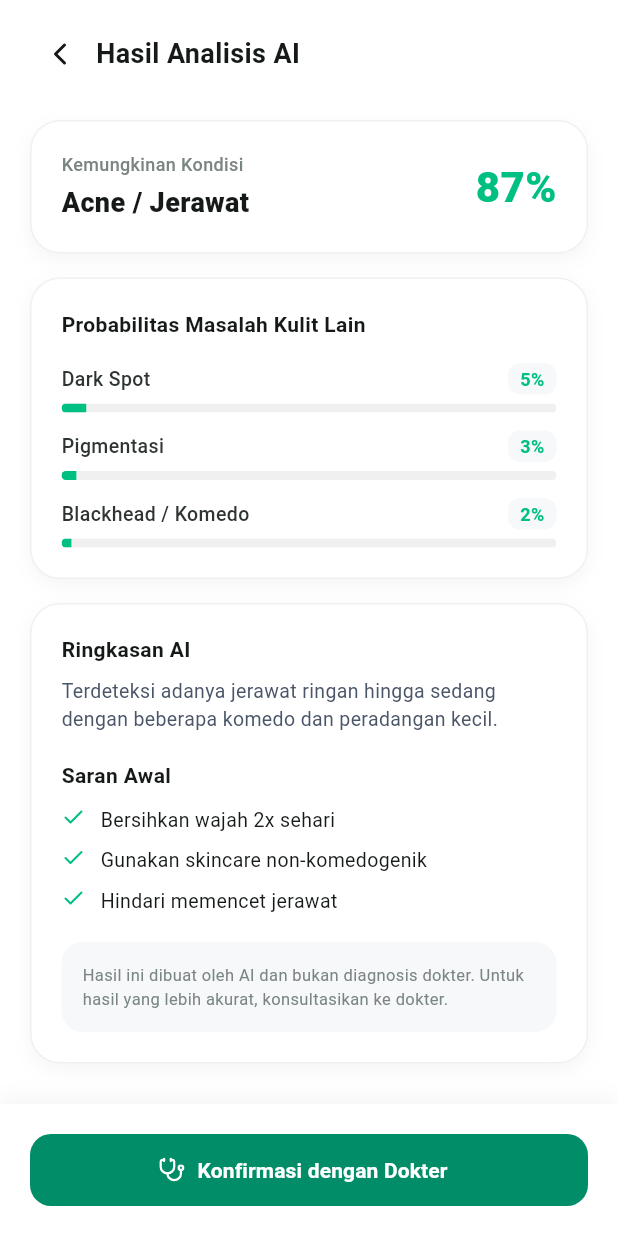
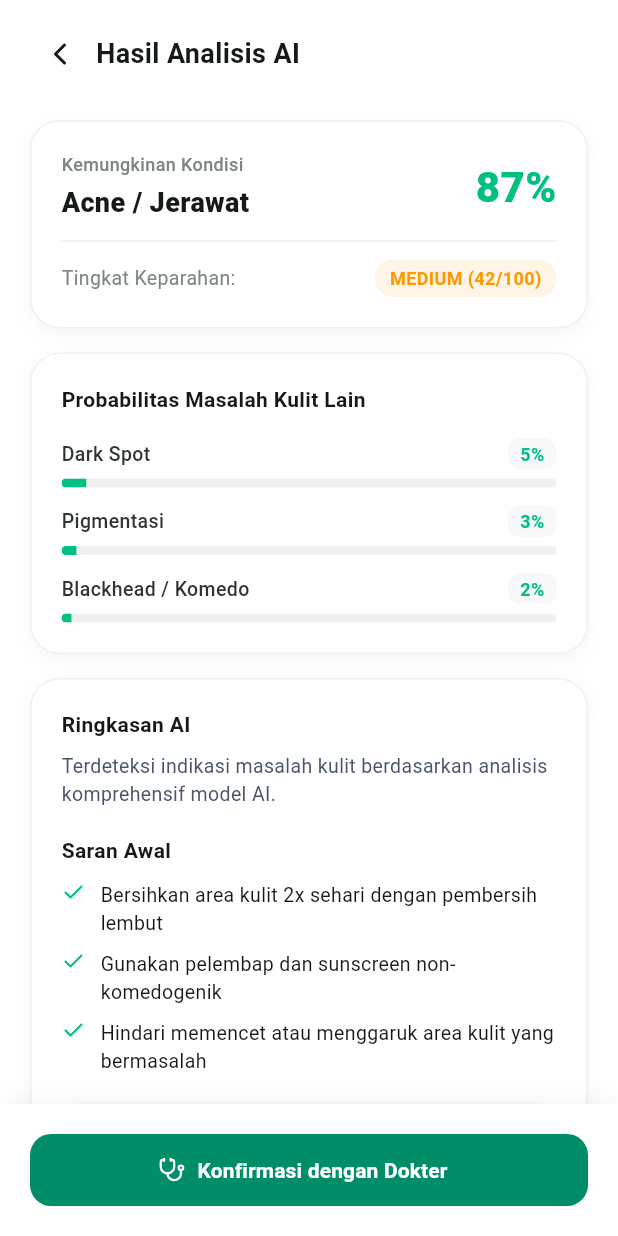
Before and after one commit to RadityaRevanto/deteksi_kulit_app, a Flutter app: the HasilScanPage screen opened by its route, on a phone screen of 412 x 824 dp. Run offline on Flutter 3.47's test engine with Material 3 defaults, Android fonts, the phone set to English and light mode, and no system bars; our stand-ins replace camera, flutter_bloc, go_router, google_fonts, image_picker, lucide_icons_flutter and 2 more; accounts and stored records are empty.

Commit message:
feat: implement profile management, email OTP verification, and AI scan features with supporting UI components and BLoC state management.

```diff
--- a/lib/app/pages/main_page.dart
+++ b/lib/app/pages/main_page.dart
@@ -96,7 +96,7 @@ class MainPage extends StatelessWidget {
                         isSelected: state.currentIndex == 3,
                         onTap: () {
                           context.read<NavigationBloc>().add(
-                            NavigationTabChanged(2),
+                            NavigationTabChanged(3),
                           );
                         },
                       ),
--- a/lib/app/routes/app_router.dart
+++ b/lib/app/routes/app_router.dart
@@ -10,6 +10,8 @@ import '../../features/dokter/presentation/pages/konfirmasi_dokter_page.dart';
 import '../../features/profile/domain/entities/user_profile.dart';
 import '../../features/profile/presentation/pages/account_settings_page.dart';
 import '../../features/profile/presentation/pages/edit_profile_page.dart';
+
+import '../../features/scan_kulit/domain/entities/scan_result.dart';
 
 class AppRouter {
   static const String login = '/login';
@@ -42,7 +44,10 @@ class AppRouter {
       ),
       GoRoute(
         path: hasilScan,
-        builder: (context, state) => const HasilScanPage(),
+        builder: (context, state) {
+          final scanResult = state.extra as ScanResult?;
+          return HasilScanPage(scanResult: scanResult);
+        },
       ),
       GoRoute(
         path: konfirmasiDokter,
--- a/lib/core/constants/api_constants.dart
+++ b/lib/core/constants/api_constants.dart
@@ -1,5 +1,5 @@
 class ApiConstants {
-  static const String baseUrl = 'http://localhost:8000/api/v1';
+  static const String baseUrl = 'http://127.0.0.1:8000/api/v1';
 
   static const String registerEndpoint = '/register';
   static const String loginEndpoint = '/login';
--- /dev/null
+++ b/lib/features/scan_kulit/domain/entities/scan_result.dart
@@ -0,0 +1,29 @@
+class ScanResult {
+  final String uuid;
+  final String scanMode;
+  final String predictedClass;
+  final double confidence;
+  final Map<String, double> probabilities;
+  final int severityScore;
+  final String severityLevel;
+  final String modelUsed;
+  final String? imageUrl;
+  final String disclaimer;
+  final String? notice;
+  final String createdAt;
+
+  const ScanResult({
+    required this.uuid,
+    required this.scanMode,
+    required this.predictedClass,
+    required this.confidence,
+    required this.probabilities,
+    required this.severityScore,
+    required this.severityLevel,
+    required this.modelUsed,
+    this.imageUrl,
+    required this.disclaimer,
+    this.notice,
+    required this.createdAt,
+  });
+}
--- a/lib/features/scan_kulit/presentation/bloc/scan_kulit_state.dart
+++ b/lib/features/scan_kulit/presentation/bloc/scan_kulit_state.dart
@@ -1,4 +1,5 @@
 import 'package:flutter/foundation.dart';
+import '../../domain/entities/scan_result.dart';
 
 enum ScanStatus { initial, loading, cameraReady, capturing, success, failure }
 
@@ -8,12 +9,14 @@ class ScanKulitState {
   final bool isFlashOn;
   final String? imagePath;
   final String? errorMessage;
+  final ScanResult? scanResult;
 
   const ScanKulitState({
     this.status = ScanStatus.initial,
     this.isFlashOn = false,
     this.imagePath,
     this.errorMessage,
+    this.scanResult,
   });
 
   ScanKulitState copyWith({
@@ -21,12 +24,14 @@ class ScanKulitState {
     bool? isFlashOn,
     String? imagePath,
     String? errorMessage,
+    ScanResult? scanResult,
   }) {
     return ScanKulitState(
       status: status ?? this.status,
       isFlashOn: isFlashOn ?? this.isFlashOn,
       imagePath: imagePath ?? this.imagePath,
       errorMessage: errorMessage ?? this.errorMessage,
+      scanResult: scanResult ?? this.scanResult,
     );
   }
 }
--- a/lib/features/scan_kulit/presentation/pages/hasil_scan_page.dart
+++ b/lib/features/scan_kulit/presentation/pages/hasil_scan_page.dart
@@ -8,8 +8,12 @@ import '../widgets/condition_card.dart';
 import '../widgets/other_probabilities_card.dart';
 import '../widgets/ai_summary_card.dart';
 
+import '../../domain/entities/scan_result.dart';
+
 class HasilScanPage extends StatelessWidget {
-  const HasilScanPage({super.key});
+  final ScanResult? scanResult;
+
+  const HasilScanPage({super.key, this.scanResult});
 
   static const Color primaryGreen = Color(0xFF00BF83);
   static const Color darkGreen = Color(0xFF008D68);
@@ -18,12 +22,23 @@ class HasilScanPage extends StatelessWidget {
 
   @override
   Widget build(BuildContext context) {
+    final otherIssues = <SkinIssueProbability>[];
+    if (scanResult?.probabilities != null) {
+      scanResult!.probabilities.forEach((key, val) {
+        if (key.toLowerCase() != scanResult!.predictedClass.toLowerCase()) {
+          otherIssues.add(SkinIssueProbability(
+            title: key[0].toUpperCase() + key.substring(1),
+            percentage: val,
+          ));
+        }
+      });
+    }
+
     return Scaffold(
       backgroundColor: Colors.white,
       body: SafeArea(
         child: Column(
           children: [
-            // 1. App Bar / Header Navigation
             Padding(
               padding: const EdgeInsets.symmetric(
                 horizontal: 16.0,
@@ -54,7 +69,6 @@ class HasilScanPage extends StatelessWidget {
                 ],
               ),
             ),
-            // 2. Scrollable Body Content
             Expanded(
               child: SingleChildScrollView(
                 padding: const EdgeInsets.symmetric(
@@ -64,14 +78,28 @@ class HasilScanPage extends StatelessWidget {
                 child: Column(
                   crossAxisAlignment: CrossAxisAlignment.start,
                   children: [
-                    // Card 1: Kemungkinan Kondisi & Keyakinan
-                    const ConditionCard(),
+                    ConditionCard(
+                      predictedClass: scanResult?.predictedClass ?? 'Acne / Jerawat',
+                      confidence: scanResult?.confidence ?? 0.87,
+                      severityScore: scanResult?.severityScore ?? 42,
+                      severityLevel: scanResult?.severityLevel ?? 'medium',
+                    ),
                     const SizedBox(height: 16),
-                    // Card 2: Probabilitas Masalah Kulit Lain
-                    const OtherProbabilitiesCard(),
+                    OtherProbabilitiesCard(
+                      issues: otherIssues.isNotEmpty
+                          ? otherIssues
+                          : const [
+                              SkinIssueProbability(title: 'Dark Spot', percentage: 0.05),
+                              SkinIssueProbability(title: 'Pigmentasi', percentage: 0.03),
+                              SkinIssueProbability(title: 'Blackhead / Komedo', percentage: 0.02),
+                            ],
+                    ),
                     const SizedBox(height: 16),
-                    // Card 3: Ringkasan AI & Saran Awal
-                    const AiSummaryCard(),
+
+                    AiSummaryCard(
+                      disclaimer: scanResult?.disclaimer,
+                      notice: scanResult?.notice,
+                    ),
                     const SizedBox(height: 20),
                   ],
                 ),
--- a/lib/features/scan_kulit/presentation/widgets/ai_summary_card.dart
+++ b/lib/features/scan_kulit/presentation/widgets/ai_summary_card.dart
@@ -4,7 +4,16 @@ import 'package:lucide_icons_flutter/lucide_icons.dart';
 
 /// Kartu Ringkasan AI, Saran Awal & Disclaimer
 class AiSummaryCard extends StatelessWidget {
-  const AiSummaryCard({super.key});
+  final String? summaryText;
+  final String? disclaimer;
+  final String? notice;
+
+  const AiSummaryCard({
+    super.key,
+    this.summaryText,
+    this.disclaimer,
+    this.notice,
+  });
 
   @override
   Widget build(BuildContext context) {
@@ -25,6 +34,33 @@ class AiSummaryCard extends StatelessWidget {
       child: Column(
         crossAxisAlignment: CrossAxisAlignment.start,
         children: [
+          if (notice != null && notice!.isNotEmpty) ...[
+            Container(
+              padding: const EdgeInsets.all(12),
+              decoration: BoxDecoration(
+                color: const Color(0xFFFFFAEB),
+                borderRadius: BorderRadius.circular(12),
+                border: Border.all(color: const Color(0xFFFEDF89)),
+              ),
+              child: Row(
+                children: [
+                  const Icon(LucideIcons.alertTriangle, size: 18, color: Color(0xFFB54708)),
+                  const SizedBox(width: 8),
+                  Expanded(
+                    child: Text(
+                      notice!,
+                      style: GoogleFonts.roboto(
+                        fontSize: 12,
+                        color: const Color(0xFFB54708),
+                      ),
+                    ),
+                  ),
+                ],
+              ),
+            ),
+            const SizedBox(height: 16),
+          ],
+
           // Section 1: Ringkasan AI
           Text(
             'Ringkasan AI',
@@ -36,7 +72,7 @@ class AiSummaryCard extends StatelessWidget {
           ),
           const SizedBox(height: 8),
           Text(
-            'Terdeteksi adanya jerawat ringan hingga sedang dengan beberapa komedo dan peradangan kecil.',
+            summaryText ?? 'Terdeteksi indikasi masalah kulit berdasarkan analisis komprehensif model AI.',
             style: GoogleFonts.roboto(
               fontSize: 13,
               height: 1.45,
@@ -56,11 +92,11 @@ class AiSummaryCard extends StatelessWidget {
             ),
           ),
           const SizedBox(height: 10),
-          const _CheckItem(text: 'Bersihkan wajah 2x sehari'),
+          const _CheckItem(text: 'Bersihkan area kulit 2x sehari dengan pembersih lembut'),
           const SizedBox(height: 8),
-          const _CheckItem(text: 'Gunakan skincare non-komedogenik'),
+          const _CheckItem(text: 'Gunakan pelembap dan sunscreen non-komedogenik'),
           const SizedBox(height: 8),
-          const _CheckItem(text: 'Hindari memencet jerawat'),
+          const _CheckItem(text: 'Hindari memencet atau menggaruk area kulit yang bermasalah'),
           const SizedBox(height: 18),
 
           // Section 3: Disclaimer Box
@@ -71,7 +107,8 @@ class AiSummaryCard extends StatelessWidget {
               borderRadius: BorderRadius.circular(14),
             ),
             child: Text(
-              'Hasil ini dibuat oleh AI dan bukan diagnosis dokter. Untuk hasil yang lebih akurat, konsultasikan ke dokter.',
+              disclaimer ??
+                  'Hasil scan ini hanya sebagai referensi awal dan bukan diagnosis medis resmi. Konsultasikan ke dokter untuk penanganan medis tepat.',
               style: GoogleFonts.roboto(
                 fontSize: 11,
                 height: 1.45,
--- a/lib/features/scan_kulit/presentation/widgets/condition_card.dart
+++ b/lib/features/scan_kulit/presentation/widgets/condition_card.dart
@@ -2,10 +2,23 @@ import 'package:flutter/material.dart';
 import 'package:google_fonts/google_fonts.dart';
 
 class ConditionCard extends StatelessWidget {
-  const ConditionCard({super.key});
+  final String predictedClass;
+  final double confidence;
+  final int severityScore;
+  final String severityLevel;
+
+  const ConditionCard({
+    super.key,
+    this.predictedClass = 'Acne / Jerawat',
+    this.confidence = 0.87,
+    this.severityScore = 0,
+    this.severityLevel = 'medium',
+  });
 
   @override
   Widget build(BuildContext context) {
+    final confidencePercent = '${(confidence * 100).toInt()}%';
+
     return Container(
       padding: const EdgeInsets.all(20),
       decoration: BoxDecoration(
@@ -20,7 +33,9 @@ class ConditionCard extends StatelessWidget {
           ),
         ],
       ),
-      child: Row(
+      child: Column(
+        children: [
+          Row(
             mainAxisAlignment: MainAxisAlignment.spaceBetween,
             crossAxisAlignment: CrossAxisAlignment.center,
             children: [
@@ -38,7 +53,7 @@ class ConditionCard extends StatelessWidget {
                   ),
                   const SizedBox(height: 4),
                   Text(
-                'Acne / Jerawat',
+                    predictedClass[0].toUpperCase() + predictedClass.substring(1),
                     style: GoogleFonts.roboto(
                       fontSize: 18,
                       fontWeight: FontWeight.w800,
@@ -53,7 +68,7 @@ class ConditionCard extends StatelessWidget {
                 crossAxisAlignment: CrossAxisAlignment.end,
                 children: [
                   Text(
-                '87%',
+                    confidencePercent,
                     style: GoogleFonts.roboto(
                       fontSize: 28,
                       fontWeight: FontWeight.w900,
@@ -64,7 +79,45 @@ class ConditionCard extends StatelessWidget {
               ),
             ],
           ),
-
+          if (severityScore > 0) ...[
+            const SizedBox(height: 12),
+            const Divider(height: 1, color: Color(0xFFF0F0F0)),
+            const SizedBox(height: 12),
+            Row(
+              mainAxisAlignment: MainAxisAlignment.spaceBetween,
+              children: [
+                Text(
+                  'Tingkat Keparahan:',
+                  style: GoogleFonts.roboto(fontSize: 13, color: const Color(0xFF7B8581)),
+                ),
+                Container(
+                  padding: const EdgeInsets.symmetric(horizontal: 10, vertical: 4),
+                  decoration: BoxDecoration(
+                    color: severityLevel.toLowerCase() == 'high'
+                        ? Colors.red.withValues(alpha: 0.1)
+                        : severityLevel.toLowerCase() == 'medium'
+                            ? Colors.orange.withValues(alpha: 0.1)
+                            : Colors.green.withValues(alpha: 0.1),
+                    borderRadius: BorderRadius.circular(12),
+                  ),
+                  child: Text(
+                    '${severityLevel.toUpperCase()} ($severityScore/100)',
+                    style: GoogleFonts.roboto(
+                      fontSize: 12,
+                      fontWeight: FontWeight.bold,
+                      color: severityLevel.toLowerCase() == 'high'
+                          ? Colors.red
+                          : severityLevel.toLowerCase() == 'medium'
+                              ? Colors.orange
+                              : Colors.green,
+                    ),
+                  ),
+                ),
+              ],
+            ),
+          ],
+        ],
+      ),
     );
   }
 }
```
Also changed, not shown: lib/features/scan_kulit/data/datasources/scan_remote_data_source.dart (added, +105 -0 lines), lib/features/scan_kulit/data/models/scan_result_model.dart (added, +47 -0 lines), lib/features/scan_kulit/data/repositories/scan_repository_impl.dart (added, +31 -0 lines), lib/features/scan_kulit/domain/repositories/scan_repository.dart (added, +10 -0 lines), lib/features/scan_kulit/domain/usecases/get_scan_history.dart (added, +12 -0 lines), lib/features/scan_kulit/domain/usecases/perform_scan_upload.dart (added, +14 -0 lines), lib/features/scan_kulit/domain/usecases/send_scan_feedback.dart (added, +11 -0 lines), lib/features/scan_kulit/presentation/bloc/scan_kulit_bloc.dart (+44 -5 lines), lib/features/scan_kulit/presentation/pages/scan_kulit_page.dart (+26 -9 lines). Lines whose indentation alone changed are shown as unchanged.
